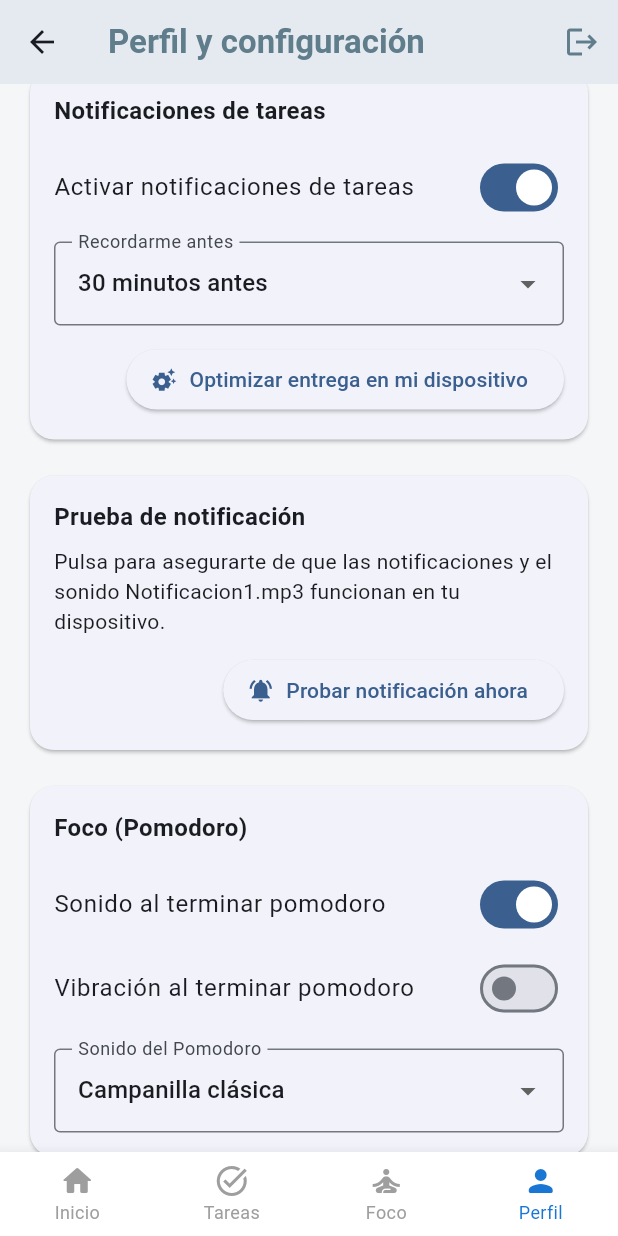
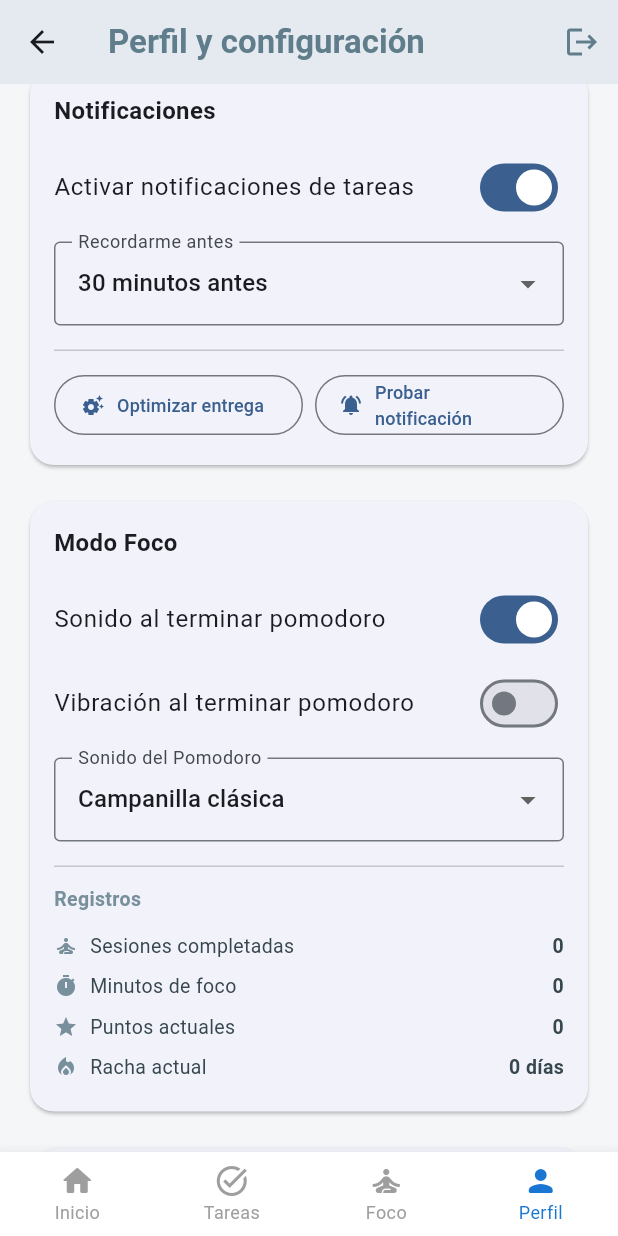
Before and after one commit to Nefta-AR/Organizate, a Flutter app: the SettingsScreen screen opened directly, scrolled down 576 dp, on a phone screen of 412 x 824 dp. Run offline on Flutter 3.47's test engine with Material 3 defaults, Android fonts, the phone set to English and light mode, and no system bars; our stand-ins replace audioplayers, cloud_firestore, cloud_functions, firebase_auth, firebase_core, firebase_messaging and 14 more; missing offline and left inert: dart:html, flutter_phone_direct_caller, googleapis; accounts and stored records are empty; project files that could hold a hidden picture were left out.

Commit message:
eliminacion del modo foco y remplasado por pictogramas en perfil paciente tea

```diff
--- a/lib/core/widgets/custom_nav_bar.dart
+++ b/lib/core/widgets/custom_nav_bar.dart
@@ -1,9 +1,12 @@
+import 'package:cloud_firestore/cloud_firestore.dart';
+import 'package:firebase_auth/firebase_auth.dart';
 import 'package:flutter/material.dart';
 
 import '../../features/tda_focus/screens/foco_screen.dart';
 import '../../features/tutor_dashboard/screens/home_screen.dart';
 import '../../features/tutor_dashboard/screens/settings_screen.dart';
 import '../../features/tda_focus/screens/tareas_screen.dart';
+import '../../features/tea_board/screens/pantalla_paciente_tea.dart';
 
 class CustomNavBar extends StatefulWidget {
   final int initialIndex;
@@ -15,19 +18,33 @@ class CustomNavBar extends StatefulWidget {
 
 class _CustomNavBarState extends State<CustomNavBar> {
   late int _currentIndex;
-
-  static const List<Widget> _screens = [
-    HomeScreen(),
-    TareasScreen(),
-    FocoScreen(),
-    SettingsScreen(),
-  ];
+  String? _role;
 
   @override
   void initState() {
     super.initState();
     _currentIndex = widget.initialIndex;
+    _loadRole();
   }
+
+  Future<void> _loadRole() async {
+    final uid = FirebaseAuth.instance.currentUser?.uid;
+    if (uid == null) return;
+    final doc = await FirebaseFirestore.instance
+        .collection('users')
+        .doc(uid)
+        .get();
+    if (mounted) setState(() => _role = doc.data()?['role'] as String?);
+  }
+
+  bool get _isTea => _role == 'paciente_tea';
+
+  Widget _screenForIndex(int index) => switch (index) {
+        0 => const HomeScreen(),
+        1 => const TareasScreen(),
+        2 => _isTea ? const PantallaPacienteTEA() : const FocoScreen(),
+        _ => const SettingsScreen(),
+      };
 
   void _onItemTapped(int index) {
     if (index == _currentIndex) return;
@@ -35,7 +52,7 @@ class _CustomNavBarState extends State<CustomNavBar> {
     Navigator.pushReplacement(
       context,
       PageRouteBuilder(
-        pageBuilder: (context, animation1, animation2) => _screens[index],
+        pageBuilder: (_, __, ___) => _screenForIndex(index),
         transitionDuration: Duration.zero,
         reverseTransitionDuration: Duration.zero,
       ),
@@ -54,13 +71,16 @@ class _CustomNavBarState extends State<CustomNavBar> {
       unselectedFontSize: 12,
       backgroundColor: Colors.white,
       elevation: 8,
-      items: const [
+      items: [
+        const BottomNavigationBarItem(
+            icon: Icon(Icons.home_rounded), label: 'Inicio'),
+        const BottomNavigationBarItem(
+            icon: Icon(Icons.task_alt), label: 'Tareas'),
         BottomNavigationBarItem(
-            icon: Icon(Icons.home_rounded), label: 'Inicio'),
-        BottomNavigationBarItem(icon: Icon(Icons.task_alt), label: 'Tareas'),
-        BottomNavigationBarItem(
-            icon: Icon(Icons.self_improvement), label: 'Foco'),
-        BottomNavigationBarItem(
+          icon: Icon(_isTea ? Icons.image_rounded : Icons.self_improvement),
+          label: _isTea ? 'Pictogramas' : 'Foco',
+        ),
+        const BottomNavigationBarItem(
             icon: Icon(Icons.person_rounded), label: 'Perfil'),
       ],
     );
--- a/lib/features/tea_board/screens/pantalla_paciente_tea.dart
+++ b/lib/features/tea_board/screens/pantalla_paciente_tea.dart
@@ -9,6 +9,7 @@ import 'package:vibration/vibration.dart';
 
 import '../../../core/services/audio_service.dart';
 import '../../../core/services/pictogram_service.dart';
+import '../../../core/widgets/custom_nav_bar.dart';
 import 'crear_pictograma_sheet.dart';
 
 // ─── Modelo unificado de pictograma ──────────────────────────────────────────
@@ -600,6 +601,7 @@ class _PantallaPacienteTEAState extends State<PantallaPacienteTEA>
         ),
         floatingActionButton: _buildFabAyuda(colors),
         floatingActionButtonLocation: FloatingActionButtonLocation.endFloat,
+        bottomNavigationBar: const CustomNavBar(initialIndex: 2),
       ),
     );
   }
--- a/lib/features/tutor_dashboard/screens/settings_screen.dart
+++ b/lib/features/tutor_dashboard/screens/settings_screen.dart
@@ -396,16 +396,20 @@ class _SettingsScreenState extends State<SettingsScreen> {
                 const SizedBox(height: 16),
                 _buildEmergencyCard(),
                 const SizedBox(height: 16),
-                _buildTaskNotificationsCard(notiTaskEnabled, notiOffset),
+                _buildNotificacionesCard(notiTaskEnabled, notiOffset),
                 const SizedBox(height: 16),
-                _buildTestNotificationCard(),
+                if (role != 'paciente_tea') ...[
+                  _buildFocoCard(
+                    pomodoroSoundEnabled,
+                    pomodoroVibrationEnabled,
+                    pomodoroSound,
+                    focusSessions,
+                    totalFocusMinutes,
+                    points,
+                    streak,
+                  ),
                   const SizedBox(height: 16),
-                _buildPomodoroCard(pomodoroSoundEnabled,
-                    pomodoroVibrationEnabled, pomodoroSound),
-                const SizedBox(height: 16),
-                _buildStatsCard(
-                    focusSessions, totalFocusMinutes, points, streak),
-                const SizedBox(height: 16),
+                ],
                 _buildBackupCard(),
               ],
             ),
@@ -603,7 +607,7 @@ class _SettingsScreenState extends State<SettingsScreen> {
     );
   }
 
-  Widget _buildTaskNotificationsCard(bool notiTaskEnabled, int? notiOffset) {
+  Widget _buildNotificacionesCard(bool notiTaskEnabled, int? notiOffset) {
     return Card(
       shape: RoundedRectangleBorder(borderRadius: BorderRadius.circular(16)),
       child: Padding(
@@ -611,7 +615,7 @@ class _SettingsScreenState extends State<SettingsScreen> {
         child: Column(
           crossAxisAlignment: CrossAxisAlignment.start,
           children: [
-            const Text('Notificaciones de tareas',
+            const Text('Notificaciones',
                 style: TextStyle(fontSize: 16, fontWeight: FontWeight.bold)),
             const SizedBox(height: 12),
             SwitchListTile.adaptive(
@@ -644,10 +648,13 @@ class _SettingsScreenState extends State<SettingsScreen> {
                 );
               },
             ),
+            const SizedBox(height: 16),
+            const Divider(height: 1),
             const SizedBox(height: 12),
-            Align(
-              alignment: Alignment.centerRight,
-              child: ElevatedButton.icon(
+            Row(
+              children: [
+                Expanded(
+                  child: OutlinedButton.icon(
                     onPressed: () async {
                       await NotificationService
                           .ensureDeviceCanDeliverNotifications();
@@ -655,64 +662,44 @@ class _SettingsScreenState extends State<SettingsScreen> {
                       ScaffoldMessenger.of(context).showSnackBar(
                         const SnackBar(
                           content: Text(
-                        'Revisa permisos del sistema y optimización de batería '
-                        'si tu dispositivo es Xiaomi/HyperOS.',
+                            'Revisa permisos del sistema y optimización '
+                            'de batería si usas Xiaomi/HyperOS.',
                           ),
                         ),
                       );
                     },
-                icon: const Icon(Icons.settings_suggest),
-                label: const Text('Optimizar entrega en mi dispositivo'),
+                    icon: const Icon(Icons.settings_suggest, size: 16),
+                    label: const Text('Optimizar entrega',
+                        style: TextStyle(fontSize: 12)),
                   ),
                 ),
-          ],
-        ),
-      ),
-    );
-  }
-
-  Widget _buildTestNotificationCard() {
-    return Card(
-      shape: RoundedRectangleBorder(borderRadius: BorderRadius.circular(16)),
-      child: Padding(
-        padding: const EdgeInsets.all(16),
-        child: Column(
-          crossAxisAlignment: CrossAxisAlignment.start,
-          children: [
-            const Text('Prueba de notificación',
-                style: TextStyle(fontSize: 16, fontWeight: FontWeight.bold)),
-            const SizedBox(height: 8),
-            const Text(
-              'Pulsa para asegurarte de que las notificaciones y el sonido '
-              'Notificacion1.mp3 funcionan en tu dispositivo.',
-            ),
-            const SizedBox(height: 12),
-            Align(
-              alignment: Alignment.centerRight,
-              child: ElevatedButton.icon(
+                const SizedBox(width: 8),
+                Expanded(
+                  child: OutlinedButton.icon(
                     onPressed: () async {
                       final messenger = ScaffoldMessenger.of(context);
                       if (kIsWeb) {
                         messenger.showSnackBar(const SnackBar(
                           content: Text(
-                        'Modo Web: Prueba las notificaciones nativas en tu celular.',
-                      ),
+                              'Modo Web: Prueba en tu celular.'),
                           behavior: SnackBarBehavior.floating,
                         ));
                         return;
                       }
-                  final result = await NotificationService.showTestNotification(
+                      final result =
+                          await NotificationService.showTestNotification(
                         playPreviewSound: true,
                       );
-                  if (!context.mounted) return;
+                      if (!mounted) return;
                       if (!result.notificationSent) {
                         final String msg;
                         switch (result.failure) {
                           case NotificationTestFailure.permissionDenied:
-                        msg = 'Debes aceptar el permiso de notificaciones.';
-                      case NotificationTestFailure.permissionPermanentlyDenied:
-                        msg = 'Activa las notificaciones desde Ajustes del '
-                            'sistema y vuelve a intentarlo.';
+                            msg =
+                                'Debes aceptar el permiso de notificaciones.';
+                          case NotificationTestFailure
+                                .permissionPermanentlyDenied:
+                            msg = 'Activa las notificaciones desde Ajustes.';
                           default:
                             msg = result.errorDescription != null
                                 ? 'No se pudo enviar: ${result.errorDescription}'
@@ -722,17 +709,20 @@ class _SettingsScreenState extends State<SettingsScreen> {
                         return;
                       }
                       final base = result.previewSoundPlayed
-                      ? 'Notificación enviada. Deberías escuchar Notificacion1.mp3.'
-                      : 'Notificación enviada. Activa el volumen para escuchar el sonido.';
+                          ? 'Notificación enviada con sonido.'
+                          : 'Notificación enviada. Activa el volumen.';
                       final hint = result.usedFallbackSound
-                      ? '\nSe usó el sonido por defecto porque Notificacion1 '
-                          'no está disponible. Ejecuta flutter clean y reinstala.'
+                          ? '\nSe usó el sonido por defecto.'
                           : '';
-                  messenger.showSnackBar(SnackBar(content: Text(base + hint)));
+                      messenger
+                          .showSnackBar(SnackBar(content: Text(base + hint)));
                     },
-                icon: const Icon(Icons.notifications_active),
-                label: const Text('Probar notificación ahora'),
+                    icon: const Icon(Icons.notifications_active, size: 16),
+                    label: const Text('Probar notificación',
+                        style: TextStyle(fontSize: 12)),
                   ),
+                ),
+              ],
             ),
           ],
         ),
@@ -740,8 +730,15 @@ class _SettingsScreenState extends State<SettingsScreen> {
     );
   }
 
-  Widget _buildPomodoroCard(
-      bool soundEnabled, bool vibrationEnabled, String sound) {
+  Widget _buildFocoCard(
+    bool soundEnabled,
+    bool vibrationEnabled,
+    String sound,
+    int focusSessions,
+    int totalFocusMinutes,
+    int points,
+    int streak,
+  ) {
     return Card(
       shape: RoundedRectangleBorder(borderRadius: BorderRadius.circular(16)),
       child: Padding(
@@ -749,7 +746,7 @@ class _SettingsScreenState extends State<SettingsScreen> {
         child: Column(
           crossAxisAlignment: CrossAxisAlignment.start,
           children: [
-            const Text('Foco (Pomodoro)',
+            const Text('Modo Foco',
                 style: TextStyle(fontSize: 16, fontWeight: FontWeight.bold)),
             const SizedBox(height: 12),
             SwitchListTile.adaptive(
@@ -770,7 +767,7 @@ class _SettingsScreenState extends State<SettingsScreen> {
                     SetOptions(merge: true));
               },
             ),
-            const SizedBox(height: 12),
+            const SizedBox(height: 8),
             DropdownButtonFormField<String>(
               key: ValueKey(sound),
               decoration: const InputDecoration(
@@ -792,30 +789,48 @@ class _SettingsScreenState extends State<SettingsScreen> {
                     }
                   : null,
             ),
+            const SizedBox(height: 16),
+            const Divider(height: 1),
+            const SizedBox(height: 12),
+            const Text(
+              'Registros',
+              style: TextStyle(
+                  fontSize: 13,
+                  fontWeight: FontWeight.w600,
+                  color: _Palette.textMuted),
+            ),
+            const SizedBox(height: 8),
+            _buildStatRow(
+                Icons.self_improvement, 'Sesiones completadas', '$focusSessions'),
+            _buildStatRow(
+                Icons.timer, 'Minutos de foco', '$totalFocusMinutes'),
+            _buildStatRow(Icons.star, 'Puntos actuales', '$points'),
+            _buildStatRow(
+                Icons.local_fire_department, 'Racha actual', '$streak días'),
           ],
         ),
       ),
     );
   }
 
-  Widget _buildStatsCard(
-      int focusSessions, int totalFocusMinutes, int points, int streak) {
-    return Card(
-      shape: RoundedRectangleBorder(borderRadius: BorderRadius.circular(16)),
-      child: Padding(
-        padding: const EdgeInsets.all(16),
-        child: Column(
-          crossAxisAlignment: CrossAxisAlignment.start,
+  Widget _buildStatRow(IconData icon, String label, String value) {
+    return Padding(
+      padding: const EdgeInsets.symmetric(vertical: 4),
+      child: Row(
         children: [
-            const Text('Resumen de foco y progreso',
-                style: TextStyle(fontSize: 16, fontWeight: FontWeight.bold)),
-            const SizedBox(height: 12),
-            Text('Sesiones de foco completadas: $focusSessions'),
-            Text('Minutos totales de foco: $totalFocusMinutes'),
-            Text('Puntos actuales: $points'),
-            Text('Racha actual: $streak días'),
+          Icon(icon, size: 16, color: _Palette.textMuted),
+          const SizedBox(width: 8),
+          Text(label,
+              style: const TextStyle(fontSize: 13, color: _Palette.textDark)),
+          const Spacer(),
+          Text(
+            value,
+            style: const TextStyle(
+                fontSize: 13,
+                fontWeight: FontWeight.w600,
+                color: _Palette.textDark),
+          ),
         ],
-        ),
       ),
     );
   }
```
Also changed, not shown: lib/core/navigation/auth_gate.dart (+1 -7 lines), lib/features/tutor_dashboard/screens/home_screen.dart (+0 -60 lines). Lines whose indentation alone changed are shown as unchanged.
